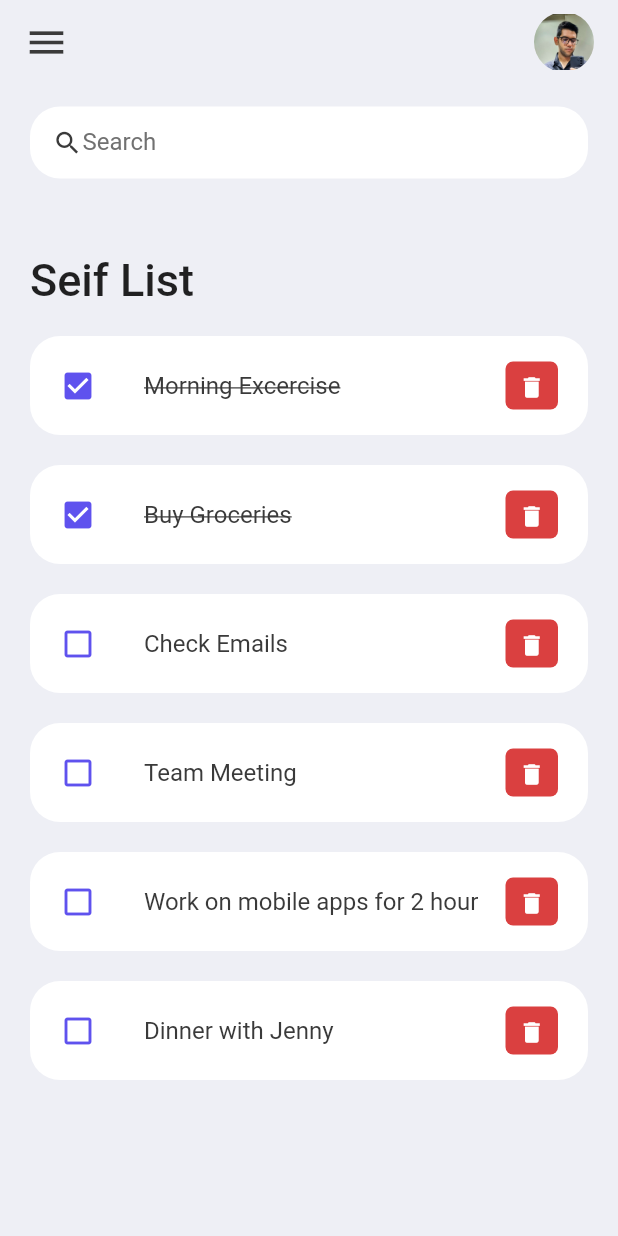
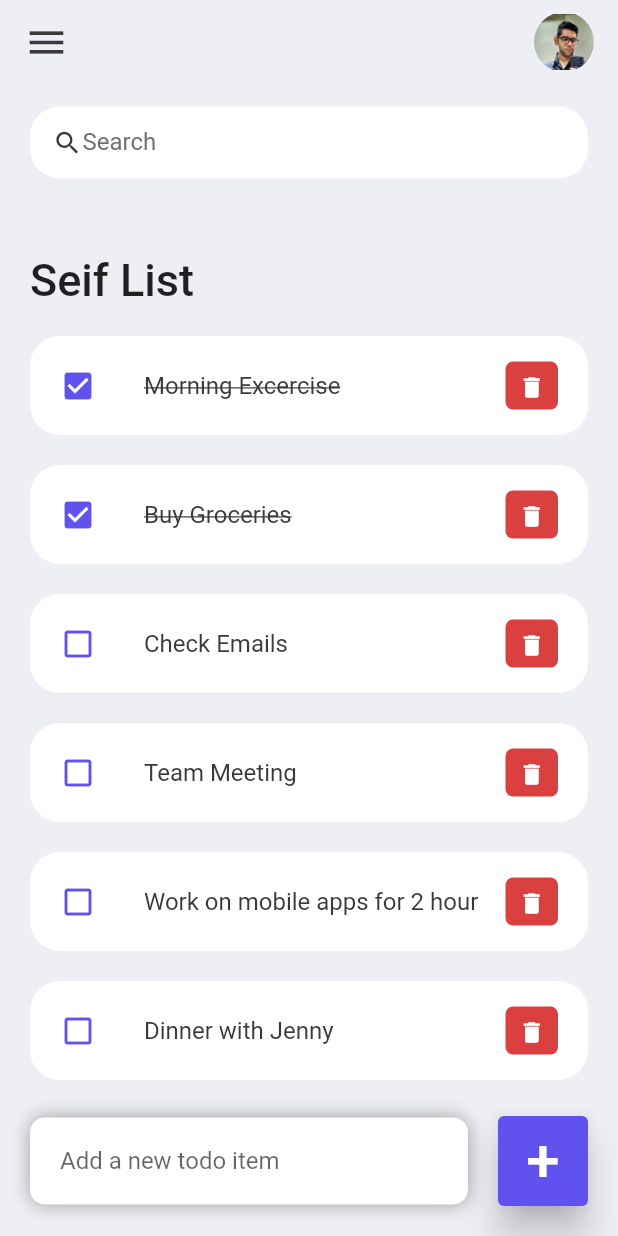
Before and after one commit to Alireza-Seif/to_do_list, a Flutter app: the screen it shows after launch, on a phone screen of 412 x 824 dp. Run offline on Flutter 3.47's test engine with Material 2 defaults, Android fonts, the phone set to English and light mode, and no system bars.

Commit message:
feat: add Add To Do Item Section

```diff
--- a/lib/screens/home.dart
+++ b/lib/screens/home.dart
@@ -16,7 +16,9 @@
     return Scaffold(
       backgroundColor: tdBGColor,
       appBar: buildAppBar(),
-      body: Container(
+      body: Stack(
+        children: [
+          Container(
             padding: const EdgeInsets.symmetric(horizontal: 20, vertical: 15),
             child: Column(
               children: [
@@ -44,6 +46,60 @@
               ],
             ),
           ),
+          Align(
+            alignment: Alignment.bottomCenter,
+            child: Row(
+              children: [
+                Expanded(
+                  child: Container(
+                    margin: const EdgeInsets.only(
+                      bottom: 20,
+                      right: 20,
+                      left: 20,
+                    ),
+                    padding:
+                        const EdgeInsets.symmetric(horizontal: 20, vertical: 5),
+                    decoration: BoxDecoration(
+                      color: Colors.white,
+                      boxShadow: const [
+                        BoxShadow(
+                          color: Colors.grey,
+                          offset: Offset(0.0, 0.0),
+                          blurRadius: 10.0,
+                          spreadRadius: 0.0,
+                        ),
+                      ],
+                      borderRadius: BorderRadius.circular(10),
+                    ),
+                    child: const TextField(
+                      decoration: InputDecoration(
+                          hintText: 'Add a new todo item',
+                          border: InputBorder.none),
+                    ),
+                  ),
+                ),
+                Container(
+                  margin: const EdgeInsets.only(bottom: 20, right: 20),
+                  child: ElevatedButton(
+                    onPressed: () {},
+                    style: ElevatedButton.styleFrom(
+                      backgroundColor: tdBlue,
+                      minimumSize: const Size(60, 60),
+                      elevation: 10,
+                    ),
+                    child: const Text(
+                      '+',
+                      style: TextStyle(
+                        fontSize: 40,
+                      ),
+                    ),
+                  ),
+                )
+              ],
+            ),
+          )
+        ],
+      ),
     );
   }
 }
```
Lines whose indentation alone changed are shown as unchanged.
